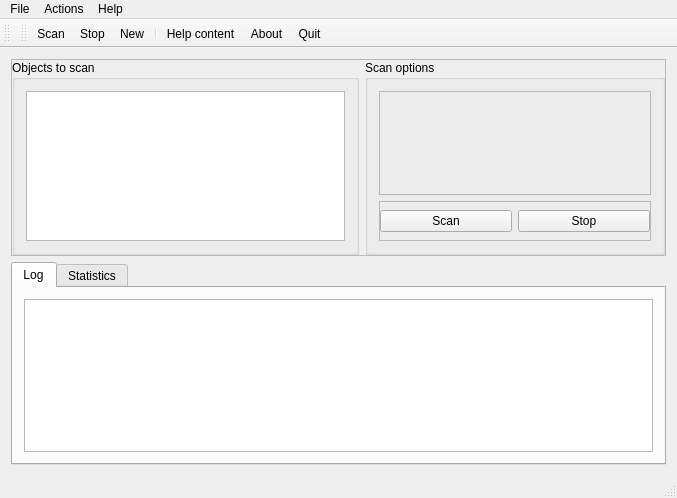
Before: the Qt Designer form mainwindow.ui in vvd7683/SimScanner, drawn with Qt 5.
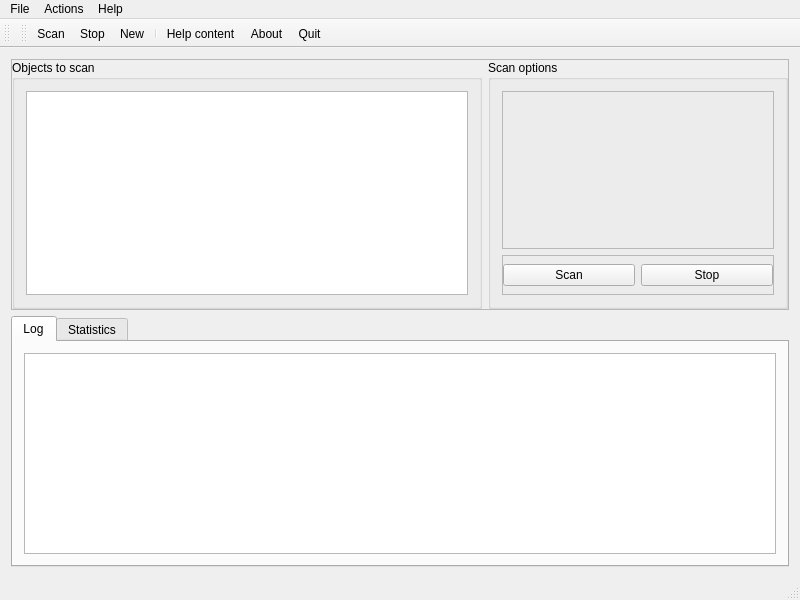
After: the same form once the commit is applied. Icons and pictures are not drawn.

What changed in the file:
```diff
--- a/mainwindow.ui
+++ b/mainwindow.ui
@@ -6,14 +6,14 @@
    <rect>
     <x>0</x>
     <y>0</y>
-    <width>677</width>
-    <height>498</height>
+    <width>800</width>
+    <height>600</height>
    </rect>
   </property>
   <property name="minimumSize">
    <size>
-    <width>640</width>
-    <height>480</height>
+    <width>800</width>
+    <height>600</height>
    </size>
   </property>
   <property name="maximumSize">
@@ -233,7 +233,7 @@
     <rect>
      <x>0</x>
      <y>0</y>
-     <width>677</width>
+     <width>800</width>
      <height>21</height>
     </rect>
    </property>
```
